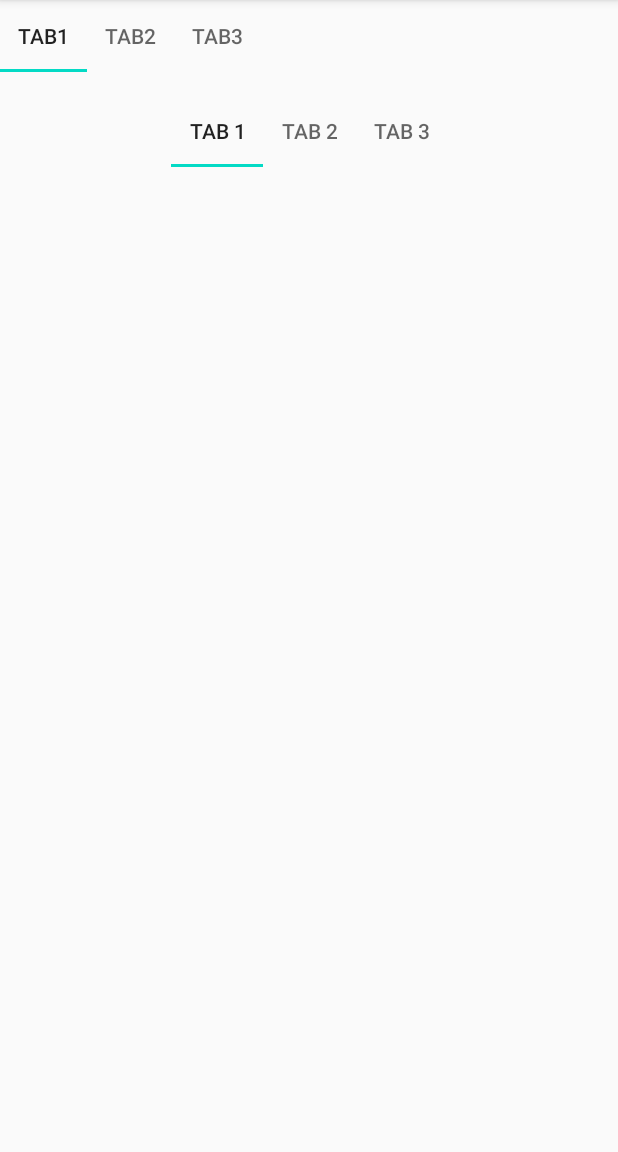
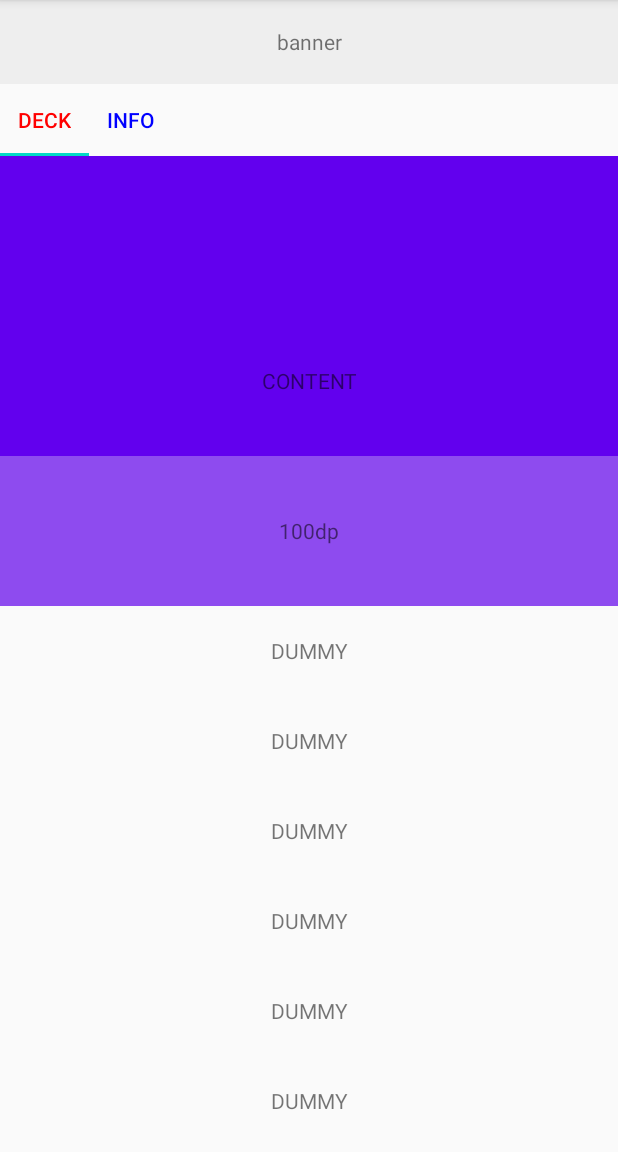
Before and after one commit to jangsejing/tab_layout, an Android app: the screen it shows after launch (MainActivity), on a phone screen of 412 x 824 dp, the part 84-1236 px from its top. Run offline under Robolectric (Android 15) with nearby library versions, the phone set to English and light mode, and no system bars.

Commit message:
TabLayout, ViewPager, CoordinatorLayout

```diff
--- a/app/src/main/java/com/jess/tablayout/MainActivity.kt
+++ b/app/src/main/java/com/jess/tablayout/MainActivity.kt
@@ -2,16 +2,29 @@ package com.jess.tablayout
 
 import androidx.appcompat.app.AppCompatActivity
 import android.os.Bundle
-import kotlinx.android.synthetic.main.activity_main.*
+import androidx.viewpager2.widget.ViewPager2
+import com.google.android.material.tabs.TabLayoutMediator
+import kotlinx.android.synthetic.main.main_activity.*
 
 class MainActivity : AppCompatActivity() {
+
+    private val pagerAdapter by lazy {
+        PagerAdapter(this)
+    }
+
+    private val tabTitleArray = arrayOf("Deck", "Info")
+
     override fun onCreate(savedInstanceState: Bundle?) {
         super.onCreate(savedInstanceState)
-        setContentView(R.layout.activity_main)
+        setContentView(R.layout.main_activity)
 
-        tab.addTab(tab.newTab().setText("Tab 1"));
-        tab.addTab(tab.newTab().setText("Tab 2"));
-        tab.addTab(tab.newTab().setText("Tab 3"));
+        vp_main.run {
+            adapter = pagerAdapter
+            orientation = ViewPager2.ORIENTATION_HORIZONTAL
+        }
 
+        TabLayoutMediator(tl_main, vp_main) { tab, position ->
+            tab.text = tabTitleArray[position]
+        }.attach()
     }
 }
--- /dev/null
+++ b/app/src/main/java/com/jess/tablayout/PagerAdapter.kt
@@ -0,0 +1,20 @@
+package com.jess.tablayout
+
+import androidx.fragment.app.Fragment
+import androidx.fragment.app.FragmentActivity
+import androidx.viewpager2.adapter.FragmentStateAdapter
+
+class PagerAdapter(fa: FragmentActivity) : FragmentStateAdapter(fa) {
+
+    override fun getItemCount(): Int {
+        return 2
+    }
+
+    override fun createFragment(position: Int): Fragment {
+        return when (position) {
+            1 -> Tab1Fragment()
+            else -> Tab2Fragment()
+        }
+    }
+
+}
--- /dev/null
+++ b/app/src/main/java/com/jess/tablayout/Tab1Fragment.kt
@@ -0,0 +1,23 @@
+package com.jess.tablayout
+
+import android.os.Bundle
+import android.view.LayoutInflater
+import android.view.View
+import android.view.ViewGroup
+import androidx.fragment.app.Fragment
+
+class Tab1Fragment : Fragment() {
+
+    override fun onCreateView(
+        inflater: LayoutInflater,
+        container: ViewGroup?,
+        savedInstanceState: Bundle?
+    ): View? =
+        inflater.inflate(R.layout.tab2_fragment, container, false)
+
+    override fun onViewCreated(view: View, savedInstanceState: Bundle?) {
+        super.onViewCreated(view, savedInstanceState)
+
+    }
+
+}
--- /dev/null
+++ b/app/src/main/java/com/jess/tablayout/Tab2Fragment.kt
@@ -0,0 +1,23 @@
+package com.jess.tablayout
+
+import android.os.Bundle
+import android.view.LayoutInflater
+import android.view.View
+import android.view.ViewGroup
+import androidx.fragment.app.Fragment
+
+class Tab2Fragment : Fragment() {
+
+    override fun onCreateView(
+        inflater: LayoutInflater,
+        container: ViewGroup?,
+        savedInstanceState: Bundle?
+    ): View? =
+        inflater.inflate(R.layout.tab1_fragment, container, false)
+
+    override fun onViewCreated(view: View, savedInstanceState: Bundle?) {
+        super.onViewCreated(view, savedInstanceState)
+
+    }
+
+}
--- /dev/null
+++ b/app/src/main/res/layout/dummy.xml
@@ -0,0 +1,100 @@
+<?xml version="1.0" encoding="utf-8"?>
+<LinearLayout xmlns:android="http://schemas.android.com/apk/res/android"
+    xmlns:app="http://schemas.android.com/apk/res-auto"
+    xmlns:tools="http://schemas.android.com/tools"
+    android:layout_width="match_parent"
+    android:layout_height="match_parent"
+    android:orientation="vertical">
+
+    <TextView
+        android:layout_width="match_parent"
+        android:layout_height="60dp"
+        android:gravity="center"
+        android:text="DUMMY" />
+
+    <TextView
+        android:layout_width="match_parent"
+        android:layout_height="60dp"
+        android:gravity="center"
+        android:text="DUMMY" />
+
+    <TextView
+        android:layout_width="match_parent"
+        android:layout_height="60dp"
+        android:gravity="center"
+        android:text="DUMMY" />
+
+    <TextView
+        android:layout_width="match_parent"
+        android:layout_height="60dp"
+        android:gravity="center"
+        android:text="DUMMY" />
+
+    <TextView
+        android:layout_width="match_parent"
+        android:layout_height="60dp"
+        android:gravity="center"
+        android:text="DUMMY" />
+
+    <TextView
+        android:layout_width="match_parent"
+        android:layout_height="60dp"
+        android:gravity="center"
+        android:text="DUMMY" />
+
+    <TextView
+        android:layout_width="match_parent"
+        android:layout_height="60dp"
+        android:gravity="center"
+        android:text="DUMMY" />
+
+    <TextView
+        android:layout_width="match_parent"
+        android:layout_height="60dp"
+        android:gravity="center"
+        android:text="DUMMY" />
+
+    <TextView
+        android:layout_width="match_parent"
+        android:layout_height="60dp"
+        android:gravity="center"
+        android:text="DUMMY" />
+
+    <TextView
+        android:layout_width="match_parent"
+        android:layout_height="60dp"
+        android:gravity="center"
+        android:text="DUMMY" />
+
+    <TextView
+        android:layout_width="match_parent"
+        android:layout_height="60dp"
+        android:gravity="center"
+        android:text="DUMMY" />
+
+
+    <TextView
+        android:layout_width="match_parent"
+        android:layout_height="60dp"
+        android:gravity="center"
+        android:text="DUMMY" />
+
+    <TextView
+        android:layout_width="match_parent"
+        android:layout_height="60dp"
+        android:gravity="center"
+        android:text="DUMMY" />
+
+    <TextView
+        android:layout_width="match_parent"
+        android:layout_height="60dp"
+        android:gravity="center"
+        android:text="DUMMY" />
+
+    <TextView
+        android:layout_width="match_parent"
+        android:layout_height="60dp"
+        android:gravity="center"
+        android:text="DUMMY" />
+
+</LinearLayout>
--- a/app/src/main/res/layout/activity_main.xml
+++ b/app/src/main/res/layout/main_activity.xml
@@ -6,10 +6,20 @@
     android:layout_height="match_parent"
     android:orientation="vertical">
 
+    <TextView
+        android:layout_width="match_parent"
+        android:layout_height="56dp"
+        android:background="#eeeeee"
+        android:gravity="center"
+        android:text="banner" />
+
     <com.google.android.material.tabs.TabLayout
+        android:id="@+id/tl_main"
         android:layout_width="wrap_content"
         android:layout_height="wrap_content"
-        app:tabGravity="start">
+        app:tabGravity="start"
+        app:tabSelectedTextColor="#ff0000"
+        app:tabTextColor="#0000ff">
 
         <com.google.android.material.tabs.TabItem
             android:layout_width="wrap_content"
@@ -20,19 +30,10 @@
             android:layout_width="wrap_content"
             android:layout_height="wrap_content"
             android:text="tab2" />
-
-        <com.google.android.material.tabs.TabItem
-            android:layout_width="wrap_content"
-            android:layout_height="wrap_content"
-            android:text="tab3" />
     </com.google.android.material.tabs.TabLayout>
 
-    <com.google.android.material.tabs.TabLayout
-        android:id="@+id/tab"
+    <androidx.viewpager2.widget.ViewPager2
+        android:id="@+id/vp_main"
         android:layout_width="match_parent"
-        android:layout_height="wrap_content"
-        android:layout_marginTop="15dp"
-        app:tabGravity="center">
-
-    </com.google.android.material.tabs.TabLayout>
+        android:layout_height="match_parent" />
 </LinearLayout>
--- /dev/null
+++ b/app/src/main/res/layout/tab1_fragment.xml
@@ -0,0 +1,62 @@
+<?xml version="1.0" encoding="utf-8"?>
+<LinearLayout xmlns:android="http://schemas.android.com/apk/res/android"
+    xmlns:app="http://schemas.android.com/apk/res-auto"
+    xmlns:tools="http://schemas.android.com/tools"
+    android:layout_width="match_parent"
+    android:layout_height="match_parent"
+    android:orientation="vertical">
+
+    <androidx.coordinatorlayout.widget.CoordinatorLayout
+        android:layout_width="match_parent"
+        android:layout_height="match_parent">
+
+        <androidx.core.widget.NestedScrollView
+            android:id="@+id/sv_tab"
+            android:layout_width="match_parent"
+            android:layout_height="match_parent"
+            app:layout_behavior="@string/appbar_scrolling_view_behavior">
+
+            <include layout="@layout/dummy" />
+        </androidx.core.widget.NestedScrollView>
+
+        <com.google.android.material.appbar.AppBarLayout
+            android:layout_width="match_parent"
+            android:layout_height="wrap_content">
+
+            <com.google.android.material.appbar.CollapsingToolbarLayout
+                android:layout_width="match_parent"
+                android:layout_height="wrap_content"
+                android:minHeight="100dp"
+                app:layout_scrollFlags="scroll|exitUntilCollapsed">
+
+                <androidx.constraintlayout.widget.ConstraintLayout
+                    android:layout_width="match_parent"
+                    android:layout_height="wrap_content"
+                    android:orientation="vertical">
+
+                    <TextView
+                        android:layout_width="match_parent"
+                        android:layout_height="300dp"
+                        android:gravity="center"
+                        android:text="CONTENT"
+                        app:layout_constraintBottom_toBottomOf="parent"
+                        app:layout_constraintLeft_toLeftOf="parent"
+                        app:layout_constraintRight_toRightOf="parent"
+                        app:layout_constraintTop_toTopOf="parent" />
+
+                    <TextView
+                        android:layout_width="match_parent"
+                        android:layout_height="100dp"
+                        android:background="#50eeeeee"
+                        android:gravity="center"
+                        android:text="100dp"
+                        app:layout_constraintBottom_toBottomOf="parent"
+                        app:layout_constraintLeft_toLeftOf="parent"
+                        app:layout_constraintRight_toRightOf="parent" />
+                </androidx.constraintlayout.widget.ConstraintLayout>
+            </com.google.android.material.appbar.CollapsingToolbarLayout>
+        </com.google.android.material.appbar.AppBarLayout>
+    </androidx.coordinatorlayout.widget.CoordinatorLayout>
+
+
+</LinearLayout>
--- /dev/null
+++ b/app/src/main/res/layout/tab2_fragment.xml
@@ -0,0 +1,15 @@
+<?xml version="1.0" encoding="utf-8"?>
+<LinearLayout xmlns:android="http://schemas.android.com/apk/res/android"
+    xmlns:app="http://schemas.android.com/apk/res-auto"
+    xmlns:tools="http://schemas.android.com/tools"
+    android:layout_width="match_parent"
+    android:layout_height="match_parent"
+    android:orientation="vertical">
+
+    <TextView
+        android:layout_width="match_parent"
+        android:layout_height="56dp"
+        android:background="#eeeeee"
+        android:gravity="center"
+        android:text="2" />
+</LinearLayout>
```
